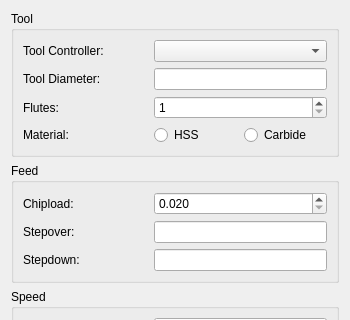
Qt form PathFeedsAndSpeedsGui_Standalone.ui (dubstar-04/FeedsAndSpeeds) before a commit; both pictures show x 0 to 350 and y 0 to 320 of the 350 by 643 pixel window.
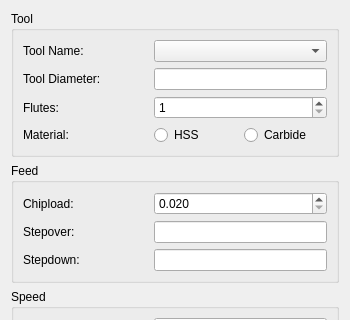
The same form after that commit.

Commit message: Tools mostly (all?) working in SA mode!

Patch:
```diff
--- a/PathFeedsAndSpeedsGui_Standalone.ui
+++ b/PathFeedsAndSpeedsGui_Standalone.ui
@@ -56,7 +56,7 @@
          </size>
         </property>
         <property name="text">
-         <string>Tool Controller:</string>
+         <string>Tool Name:</string>
         </property>
        </widget>
       </item>
```
Left out of the diff: 2 changed lines with no effect on the pictures. The commit also changes 3 other files.
